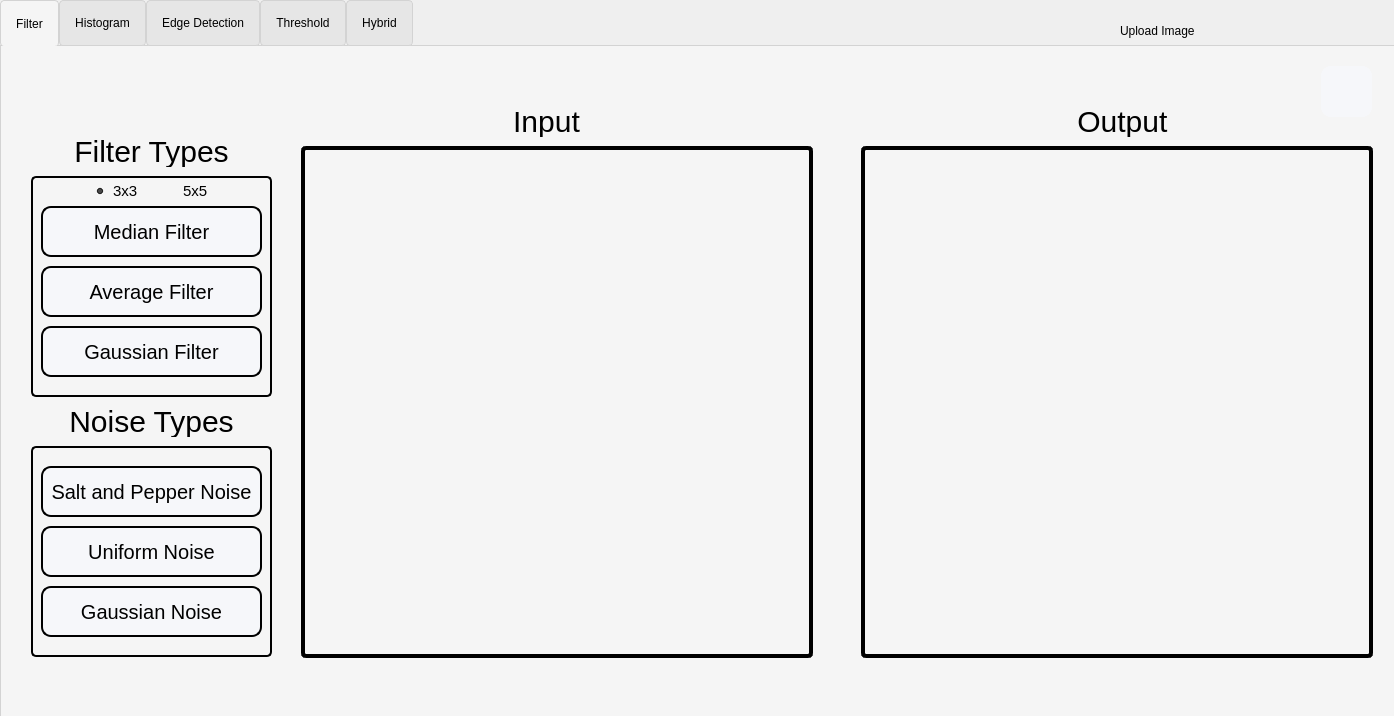
Before: the Qt Designer form task1.ui in IbrahimEmad11/Image-Processing-App, drawn with Qt 5.
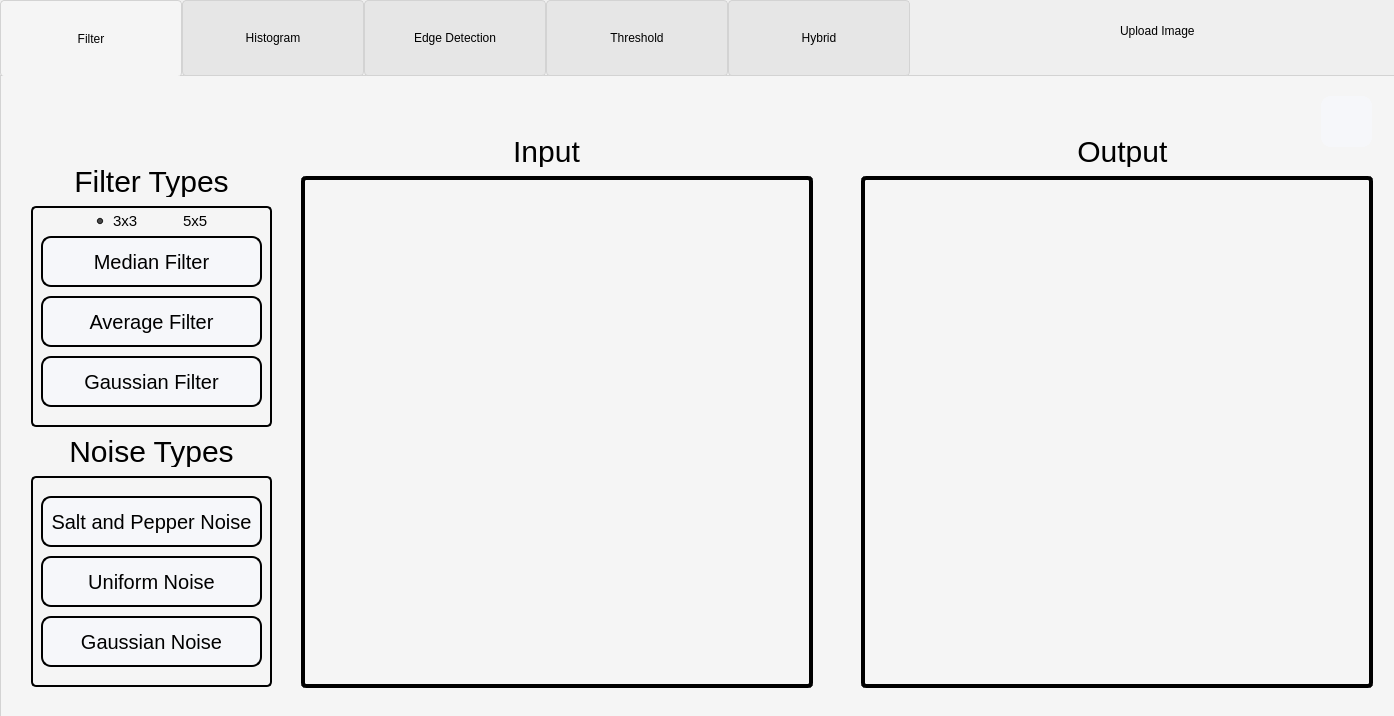
After: the same form once the commit is applied. The open tabs and pages were chosen to show the change. Icons and pictures are not drawn.

What changed in the file:
```diff
--- a/task1.ui
+++ b/task1.ui
@@ -57,10 +57,12 @@
 QTabBar::tab {
   background: rgb(230, 230, 230); 
   border: 1px solid lightgray; 
-  padding: 15px;
+ padding: 30px 15px;
   border-radius: 4px;
+min-width: 150px;
 
-  font: 900 15pt &quot;Segoe UI Black&quot;;
+
+  font: 900 12pt &quot;Segoe UI Black&quot;;
 } 
 
 QTabBar::tab:selected { 
```
Left out of the diff: 2 changed lines with no effect on the pictures.
